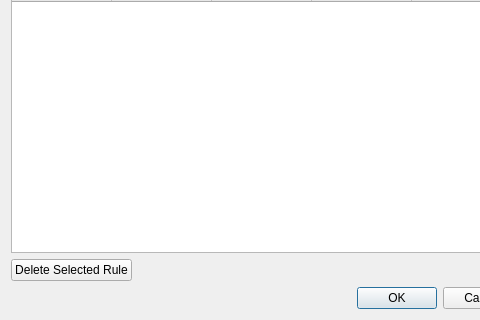
First picture: the form in src/plugins/topology/rulesDialog.ui, repository qgis/QGIS, before the edit; both pictures show x 0 to 480 and y 96 to 416 of the 620 by 416 pixel window.
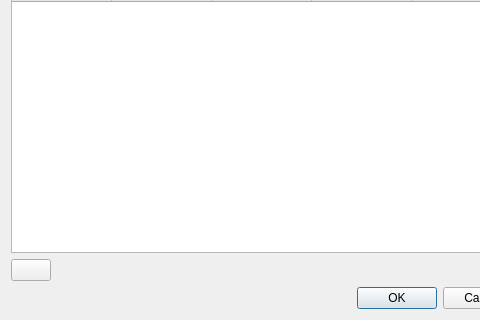
Second picture: the form after the edit.

Commit message: [topology checker] Improve test deletion UI by allowing deletion of multiple rows

```diff
--- a/src/plugins/topology/rulesDialog.ui
+++ b/src/plugins/topology/rulesDialog.ui
@@ -127,8 +127,8 @@
     <layout class="QHBoxLayout" name="horizontalLayout_5">
      <item>
       <widget class="QPushButton" name="mDeleteTestButton">
-       <property name="text">
-        <string>Delete Selected Rule</string>
+       <property name="toolTip">
+        <string>Delete selected rules</string>
        </property>
       </widget>
      </item>
```
The commit also changes 1 other file.
